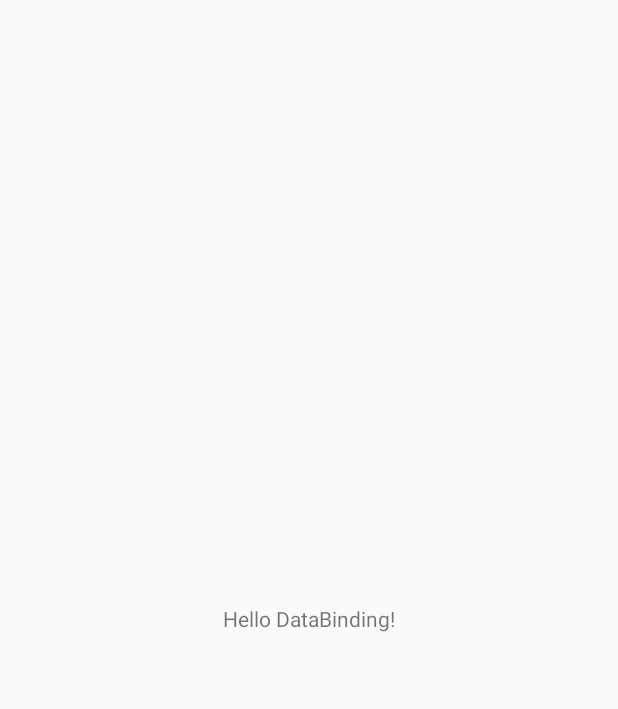
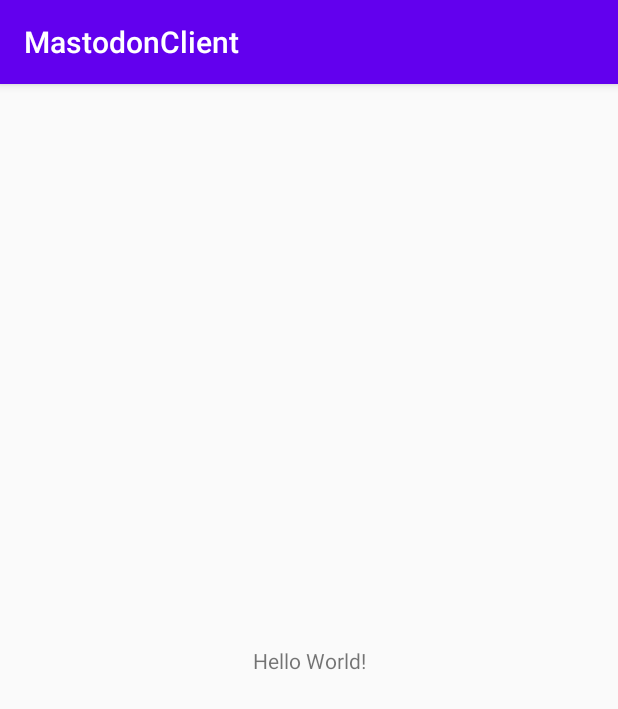
Before and after one commit to yudai-simoma/MastodonClient, an Android app built with Jetpack Compose: the screen it shows after launch (MainActivity), on a phone screen of 412 x 824 dp. Before the commit the part shown is almost empty. Shown: the top 709 px of the screen. Run offline under Robolectric (Android 15) with nearby library versions, the phone set to English and light mode, and no system bars; our stand-ins replace data binding; 2 statements that could not run were skipped.

Commit message:
shimoma : 2023/05/5 	add : Step5 Fragmentを表示する 		・ライブラリ（Fragment-KTK）の追加 		・Fragmentで表示するレイアウトを作成 		・Activityの」レイアウトにFragmentを表示するViewを追加 		・Fragmentクラスを作成 		・Fragmentの表示

```diff
--- a/app/build.gradle
+++ b/app/build.gradle
@@ -45,6 +45,7 @@ android {
     }
     buildFeatures {
         compose true
+        dataBinding true
     }
     composeOptions {
         kotlinCompilerExtensionVersion '1.3.2'
@@ -66,7 +67,9 @@ dependencies {
     implementation 'androidx.compose.ui:ui-graphics'
     implementation 'androidx.compose.ui:ui-tooling-preview'
     implementation 'androidx.compose.material3:material3'
-    implementation 'androidx.constraintlayout:constraintlayout:2.1.3' //バージョンは適宜最新にしてください
+    implementation 'androidx.constraintlayout:constraintlayout:2.1.3'
+    implementation 'androidx.fragment:fragment-ktx:1.5.7'
+    implementation 'androidx.appcompat:appcompat:1.6.1'
     testImplementation 'junit:junit:4.13.2'
     androidTestImplementation 'androidx.test.ext:junit:1.1.5'
     androidTestImplementation 'androidx.test.espresso:espresso-core:3.5.1'
--- a/app/src/main/AndroidManifest.xml
+++ b/app/src/main/AndroidManifest.xml
@@ -10,13 +10,13 @@
         android:label="@string/app_name"
         android:roundIcon="@mipmap/ic_launcher_round"
         android:supportsRtl="true"
-        android:theme="@style/Theme.MastodonClient"
+        android:theme="@style/AppTheme"
         tools:targetApi="31">
         <activity
             android:name=".MainActivity"
             android:exported="true"
             android:label="@string/app_name"
-            android:theme="@style/Theme.MastodonClient">
+            android:theme="@style/AppTheme">
             <intent-filter>
                 <action android:name="android.intent.action.MAIN" />
 
--- /dev/null
+++ b/app/src/main/java/MainFragment.kt
@@ -0,0 +1,25 @@
+package com.example.mastodonclient
+
+import android.os.Bundle
+import android.view.View
+import androidx.databinding.DataBindingUtil
+import androidx.fragment.app.Fragment
+import com.example.mastodonclient.databinding.FragmentMainBinding
+
+class MainFragment : Fragment(R.layout.fragment_main) {
+
+    private var binding: FragmentMainBinding? = null
+
+    override fun onViewCreated(view: View, savedInstanceState: Bundle?) {
+        super.onViewCreated(view, savedInstanceState)
+
+        binding = DataBindingUtil.bind(view)
+        binding?.textview?.text = "Hello Fragment"
+    }
+
+    override fun onDestroyView() {
+        super.onDestroyView()
+
+        binding?.unbind()
+    }
+}
--- a/app/src/main/java/com/example/mastodonclient/MainActivity.kt
+++ b/app/src/main/java/com/example/mastodonclient/MainActivity.kt
@@ -1,40 +1,22 @@
 package com.example.mastodonclient
 
+import androidx.appcompat.app.AppCompatActivity
 import android.os.Bundle
-import androidx.activity.ComponentActivity
-import androidx.databinding.DataBindingUtil
-import com.example.mastodonclient.databinding.MainActivityBinding
-//import android.widget.TextView
-//import kotlinx.android.synthetic.main.main_activity.*
 
-class MainActivity : ComponentActivity() {
+class MainActivity : AppCompatActivity() {
     override fun onCreate(savedInstanceState: Bundle?) {
         super.onCreate(savedInstanceState)
-
         setContentView(R.layout.main_activity)
 
-//        val textView: TextView = findViewById(R.id.textview)
-//        textView.text = "Hello XML Layout!"
-        val binding: MainActivityBinding = DataBindingUtil.setContentView(
-            this,
-            R.layout.main_activity
-        )
-        binding.textview.text = "Hello DataBinding!"
+        if (savedInstanceState == null) {
+            val fragment = MainFragment()
+            supportFragmentManager.beginTransaction()
+                .add(
+                    R.id.fragment_container,
+                    fragment,
+                    MainFragment::class.java.simpleName
+                )
+                .commit()
+        }
     }
 }
-//
-//@Composable
-//fun Greeting(name: String, modifier: Modifier = Modifier) {
-//    Text(
-//        text = "Hello $name!",
-//        modifier = modifier
-//    )
-//}
-//
-//@Preview(showBackground = true)
-//@Composable
-//fun GreetingPreview() {
-//    MastodonClientTheme {
-//        Greeting("Android")
-//    }
-//}
--- /dev/null
+++ b/app/src/main/res/layout/fragment_main.xml
@@ -0,0 +1,23 @@
+<?xml version="1.0" encoding="utf-8"?>
+<layout
+    xmlns:android="http://schemas.android.com/apk/res/android"
+    xmlns:app="http://schemas.android.com/apk/res-auto"
+    xmlns:tools="http://schemas.android.com/tools"
+    >
+    <androidx.constraintlayout.widget.ConstraintLayout
+        android:layout_width="match_parent"
+        android:layout_height="match_parent"
+        tools:context=".MainActivity">
+
+        <TextView
+            android:id="@+id/textview"
+            android:layout_width="wrap_content"
+            android:layout_height="wrap_content"
+            android:text="Hello World!"
+            app:layout_constraintBottom_toBottomOf="parent"
+            app:layout_constraintLeft_toLeftOf="parent"
+            app:layout_constraintRight_toRightOf="parent"
+            app:layout_constraintTop_toTopOf="parent" />
+
+    </androidx.constraintlayout.widget.ConstraintLayout>
+</layout>
--- a/app/src/main/res/layout/main_activity.xml
+++ b/app/src/main/res/layout/main_activity.xml
@@ -1,23 +1,7 @@
 <?xml version="1.0" encoding="utf-8"?>
-<layout
+<androidx.fragment.app.FragmentContainerView
     xmlns:android="http://schemas.android.com/apk/res/android"
-    xmlns:app="http://schemas.android.com/apk/res-auto"
-    xmlns:tools="http://schemas.android.com/tools"
-    >
-    <androidx.constraintlayout.widget.ConstraintLayout
-        android:layout_width="match_parent"
-        android:layout_height="match_parent"
-        tools:context=".MainActivity">
-
-        <TextView
-            android:id="@+id/textview"
-            android:layout_width="wrap_content"
-            android:layout_height="wrap_content"
-            android:text="Hello World!"
-            app:layout_constraintBottom_toBottomOf="parent"
-            app:layout_constraintLeft_toLeftOf="parent"
-            app:layout_constraintRight_toRightOf="parent"
-            app:layout_constraintTop_toTopOf="parent" />
-
-    </androidx.constraintlayout.widget.ConstraintLayout>
-</layout>
+    android:id="@+id/fragment_container"
+    android:layout_width="match_parent"
+    android:layout_height="match_parent"
+    />
--- a/app/src/main/res/values/colors.xml
+++ b/app/src/main/res/values/colors.xml
@@ -7,4 +7,8 @@
     <color name="teal_700">#FF018786</color>
     <color name="black">#FF000000</color>
     <color name="white">#FFFFFFFF</color>
+
+    <color name="colorPrimary">#6200EE</color>
+    <color name="colorPrimaryDark">#3700B3</color>
+    <color name="colorAccent">#03DAC5</color>
 </resources>
--- /dev/null
+++ b/app/src/main/res/values/styles.xml
@@ -0,0 +1,11 @@
+<resources>
+
+    <!-- Base application theme. -->
+    <style name="AppTheme" parent="Theme.AppCompat.Light.DarkActionBar">
+        <!-- Customize your theme here. -->
+        <item name="colorPrimary">@color/colorPrimary</item>
+        <item name="colorPrimaryDark">@color/colorPrimaryDark</item>
+        <item name="colorAccent">@color/colorAccent</item>
+    </style>
+
+</resources>
```
